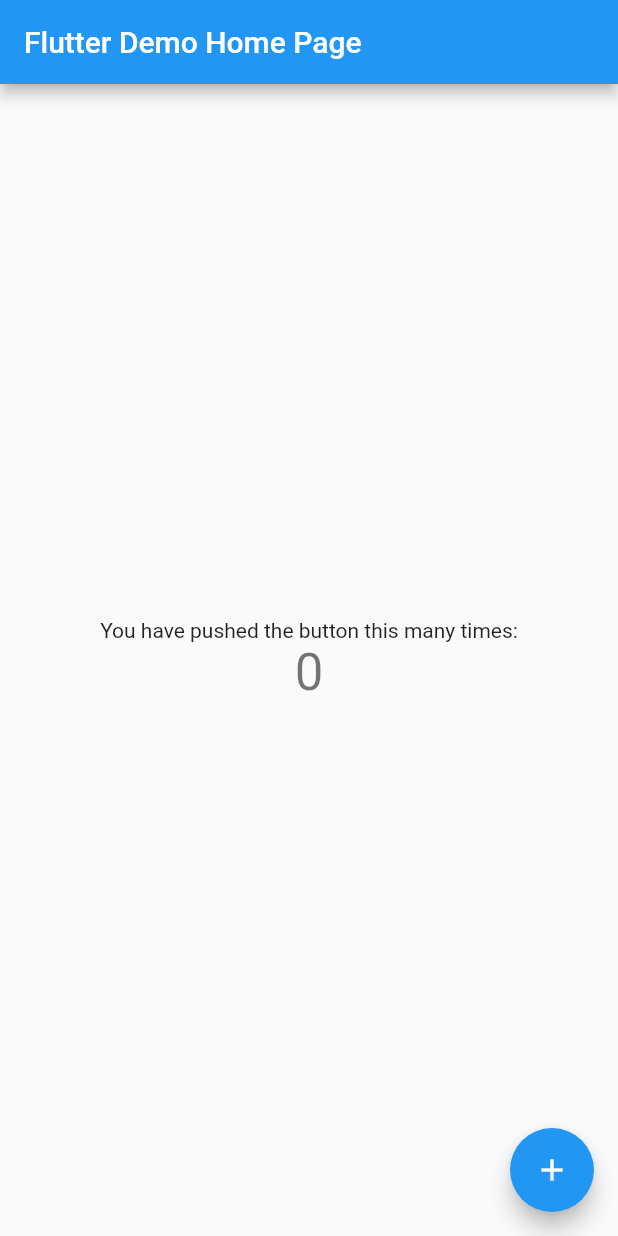
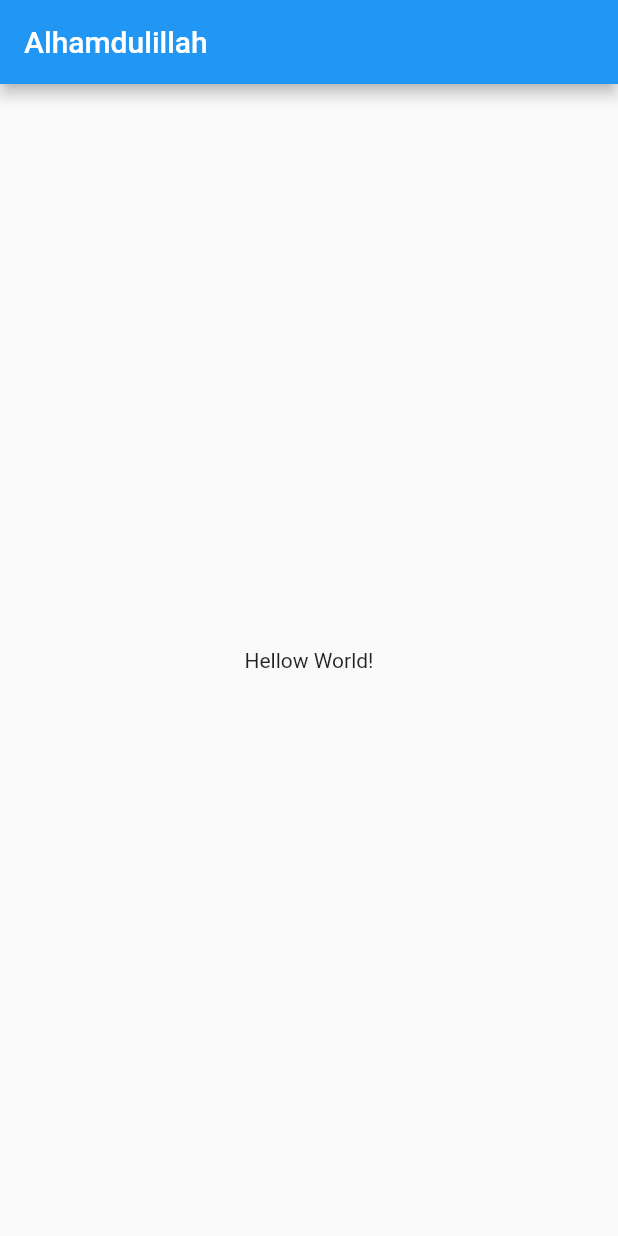
Before and after one commit to mr-teslaa/flutter101, a Flutter app: the screen it shows after launch, on a phone screen of 412 x 824 dp. Run offline on Flutter 3.47's test engine with Material 2 defaults, Android fonts, the phone set to English and light mode, and no system bars.

Commit message:
completed the lesson 0

```diff
--- a/lib/main.dart
+++ b/lib/main.dart
@@ -1,115 +1,24 @@
 import 'package:flutter/material.dart';
 
 void main() {
-  runApp(const MyApp());
+  runApp(MaterialApp(
+    title: "Amazing APP",
+    home: HomePage(),
+  ));
 }
 
-class MyApp extends StatelessWidget {
-  const MyApp({Key? key}) : super(key: key);
+class HomePage extends StatelessWidget {
 
-  // This widget is the root of your application.
   @override
   Widget build(BuildContext context) {
-    return MaterialApp(
-      title: 'Flutter Demo',
-      theme: ThemeData(
-        // This is the theme of your application.
-        //
-        // Try running your application with "flutter run". You'll see the
-        // application has a blue toolbar. Then, without quitting the app, try
-        // changing the primarySwatch below to Colors.green and then invoke
-        // "hot reload" (press "r" in the console where you ran "flutter run",
-        // or simply save your changes to "hot reload" in a Flutter IDE).
-        // Notice that the counter didn't reset back to zero; the application
-        // is not restarted.
-        primarySwatch: Colors.blue,
+    return Scaffold(
+      appBar: AppBar(
+        title: Text("Alhamdulillah"),
       ),
-      home: const MyHomePage(title: 'Flutter Demo Home Page'),
+
+      body: Container(
+        child: Center(child: Text("Hellow World!"))
+      )
     );
   }
 }
-
-class MyHomePage extends StatefulWidget {
-  const MyHomePage({Key? key, required this.title}) : super(key: key);
-
-  // This widget is the home page of your application. It is stateful, meaning
-  // that it has a State object (defined below) that contains fields that affect
-  // how it looks.
-
-  // This class is the configuration for the state. It holds the values (in this
-  // case the title) provided by the parent (in this case the App widget) and
-  // used by the build method of the State. Fields in a Widget subclass are
-  // always marked "final".
-
-  final String title;
-
-  @override
-  State<MyHomePage> createState() => _MyHomePageState();
-}
-
-class _MyHomePageState extends State<MyHomePage> {
-  int _counter = 0;
-
-  void _incrementCounter() {
-    setState(() {
-      // This call to setState tells the Flutter framework that something has
-      // changed in this State, which causes it to rerun the build method below
-      // so that the display can reflect the updated values. If we changed
-      // _counter without calling setState(), then the build method would not be
-      // called again, and so nothing would appear to happen.
-      _counter++;
-    });
-  }
-
-  @override
-  Widget build(BuildContext context) {
-    // This method is rerun every time setState is called, for instance as done
-    // by the _incrementCounter method above.
-    //
-    // The Flutter framework has been optimized to make rerunning build methods
-    // fast, so that you can just rebuild anything that needs updating rather
-    // than having to individually change instances of widgets.
-    return Scaffold(
-      appBar: AppBar(
-        // Here we take the value from the MyHomePage object that was created by
-        // the App.build method, and use it to set our appbar title.
-        title: Text(widget.title),
-      ),
-      body: Center(
-        // Center is a layout widget. It takes a single child and positions it
-        // in the middle of the parent.
-        child: Column(
-          // Column is also a layout widget. It takes a list of children and
-          // arranges them vertically. By default, it sizes itself to fit its
-          // children horizontally, and tries to be as tall as its parent.
-          //
-          // Invoke "debug painting" (press "p" in the console, choose the
-          // "Toggle Debug Paint" action from the Flutter Inspector in Android
-          // Studio, or the "Toggle Debug Paint" command in Visual Studio Code)
-          // to see the wireframe for each widget.
-          //
-          // Column has various properties to control how it sizes itself and
-          // how it positions its children. Here we use mainAxisAlignment to
-          // center the children vertically; the main axis here is the vertical
-          // axis because Columns are vertical (the cross axis would be
-          // horizontal).
-          mainAxisAlignment: MainAxisAlignment.center,
-          children: <Widget>[
-            const Text(
-              'You have pushed the button this many times:',
-            ),
-            Text(
-              '$_counter',
-              style: Theme.of(context).textTheme.headline4,
-            ),
-          ],
-        ),
-      ),
-      floatingActionButton: FloatingActionButton(
-        onPressed: _incrementCounter,
-        tooltip: 'Increment',
-        child: const Icon(Icons.add),
-      ), // This trailing comma makes auto-formatting nicer for build methods.
-    );
-  }
-}
```
Also changed, not shown: 1 other file.
